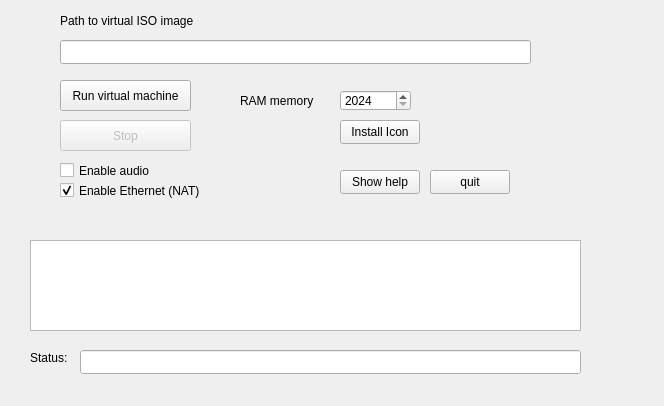
Above: user_interface.ui from caiorss/qemu-launcher-qt before the change. Below: the same form after it.
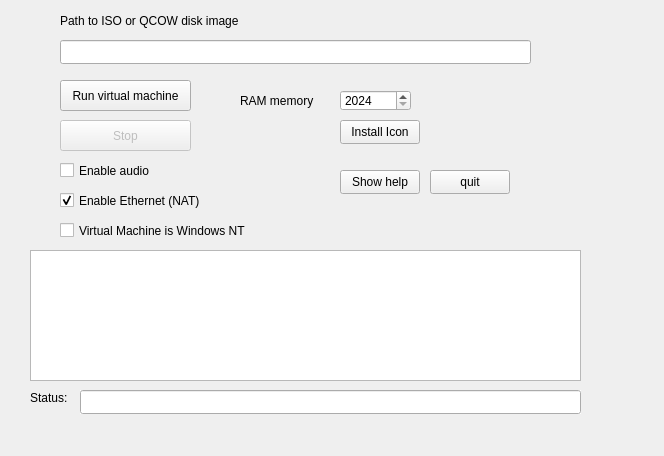
That is the form after the change.

Commit message: Update user interface - add checkbox.

What changed in the file:
```diff
--- a/user_interface.ui
+++ b/user_interface.ui
@@ -7,7 +7,7 @@
     <x>0</x>
     <y>0</y>
     <width>664</width>
-    <height>406</height>
+    <height>456</height>
    </rect>
   </property>
   <property name="windowTitle">
@@ -51,12 +51,12 @@
      <rect>
       <x>60</x>
       <y>10</y>
-      <width>171</width>
+      <width>201</width>
       <height>21</height>
      </rect>
     </property>
     <property name="text">
-     <string>Path to virtual ISO image</string>
+     <string>Path to ISO or QCOW disk image</string>
     </property>
    </widget>
    <widget class="QSpinBox" name="spin_memory">
@@ -105,9 +105,9 @@
     <property name="geometry">
      <rect>
       <x>30</x>
-      <y>240</y>
+      <y>250</y>
       <width>551</width>
-      <height>91</height>
+      <height>131</height>
      </rect>
     </property>
     <property name="font">
@@ -171,7 +171,7 @@
     <property name="geometry">
      <rect>
       <x>60</x>
-      <y>180</y>
+      <y>190</y>
       <width>161</width>
       <height>21</height>
      </rect>
@@ -187,7 +187,7 @@
     <property name="geometry">
      <rect>
       <x>30</x>
-      <y>350</y>
+      <y>390</y>
       <width>51</width>
       <height>16</height>
      </rect>
@@ -216,7 +216,7 @@
     <property name="geometry">
      <rect>
       <x>80</x>
-      <y>350</y>
+      <y>390</y>
       <width>501</width>
       <height>24</height>
      </rect>
@@ -228,6 +228,25 @@
      <bool>true</bool>
     </property>
    </widget>
+   <widget class="QCheckBox" name="enable_windows">
+    <property name="enabled">
+     <bool>true</bool>
+    </property>
+    <property name="geometry">
+     <rect>
+      <x>60</x>
+      <y>220</y>
+      <width>211</width>
+      <height>21</height>
+     </rect>
+    </property>
+    <property name="text">
+     <string>Virtual Machine is Windows NT</string>
+    </property>
+    <property name="checked">
+     <bool>false</bool>
+    </property>
+   </widget>
   </widget>
   <widget class="QMenuBar" name="menuBar">
    <property name="geometry">
```
